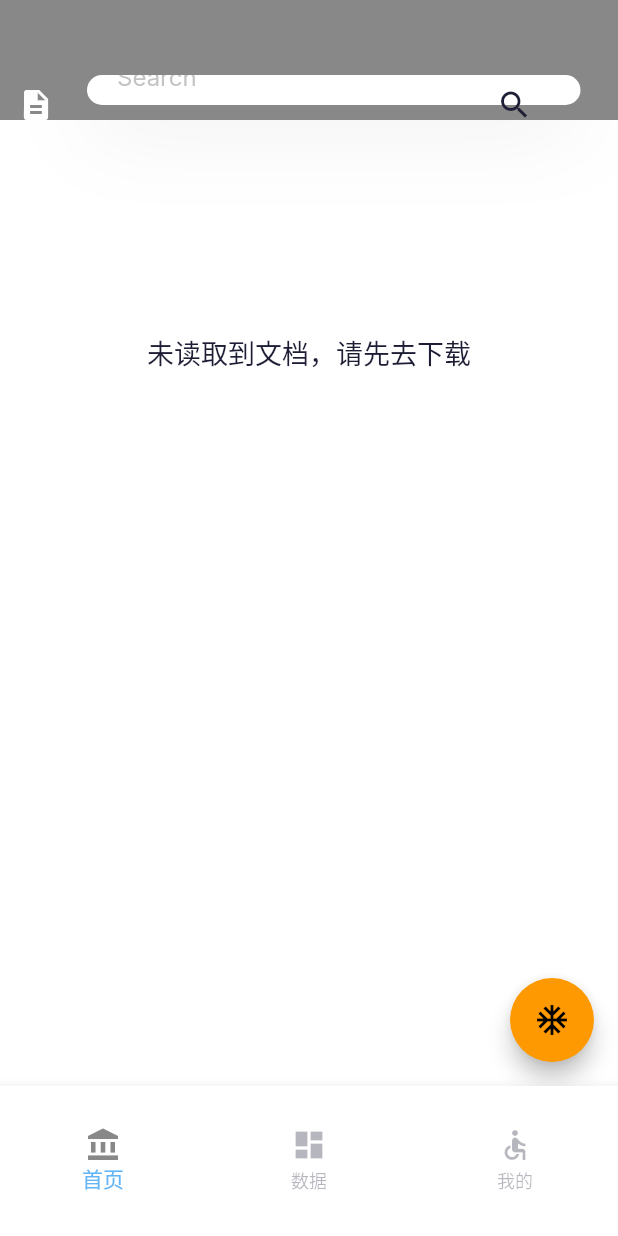
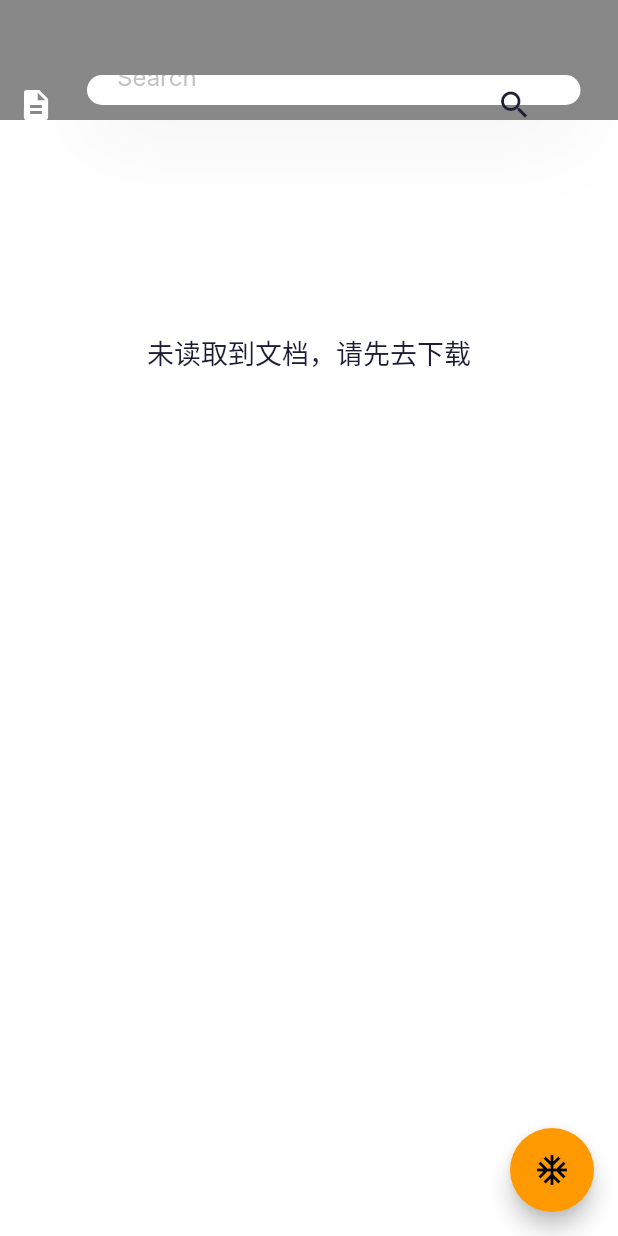
Before and after one commit to Front-Web-Study-Group/MiniDash, a Flutter app: the screen it shows after launch, on a phone screen of 412 x 824 dp. Run offline on Flutter 3.47's test engine with Material 2 defaults, Android fonts, the phone set to English and light mode, and no system bars; our stand-ins replace bot_toast, dio, fluro, flutter_slidable, google_fonts, shared_preferences and 2 more; missing offline and left inert: dropdownfield; accounts and stored records are empty; statements that could not run were skipped; project files that could hold a hidden picture were left out.

Commit message:
refactor: refactored the bottom navigation bar

```diff
--- a/lib/pages/home/index.dart
+++ b/lib/pages/home/index.dart
@@ -33,15 +33,7 @@ class _HomePageState extends State<HomePage> {
   @override
   Widget build(BuildContext context) {
     return Scaffold(
-        body: pages[currentIndex],
-        bottomNavigationBar: SizedBox(
-          height: 100,
-          child: BottomNavigationBar(
-            fixedColor: Colors.blue[300],
-            currentIndex: this.currentIndex,
-            items: items,
-            onTap: _changePage,
-          ),
-        ));
+      body: pages[currentIndex],
+    );
   }
 }
```
Also changed, not shown: lib/components/default_bottom_navigation_bar.dart (added, +8 -0 lines).
